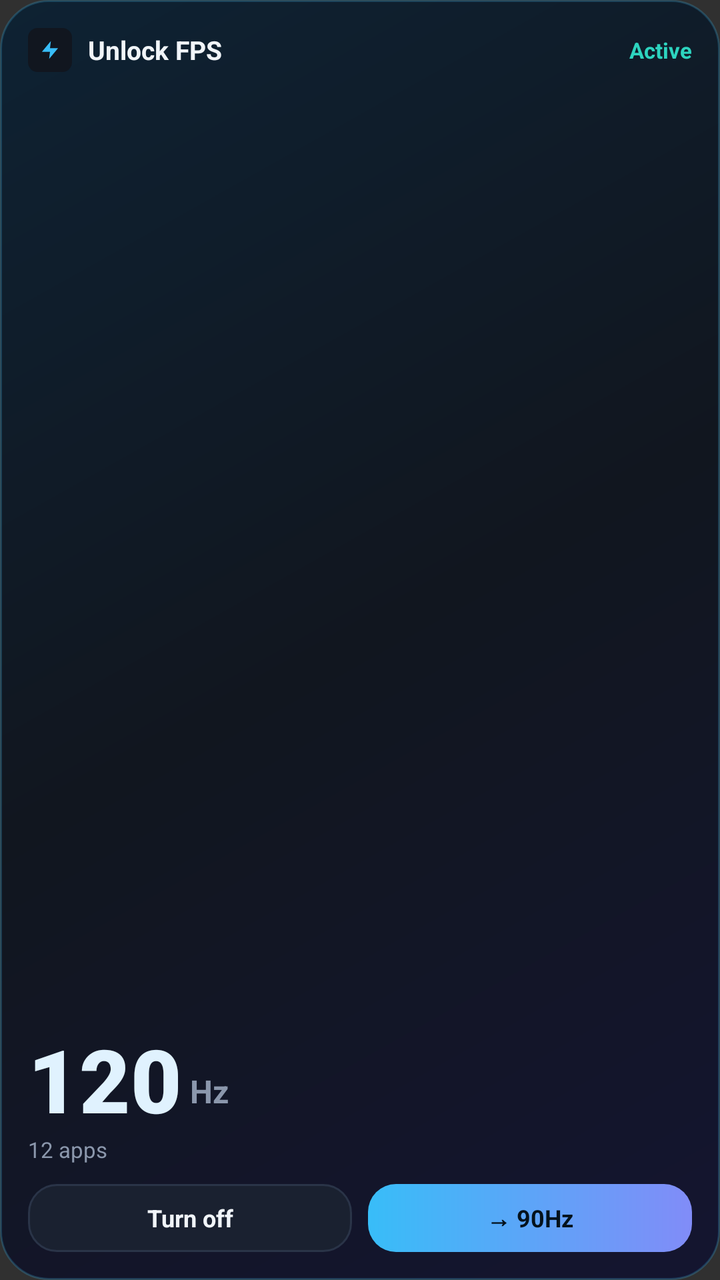
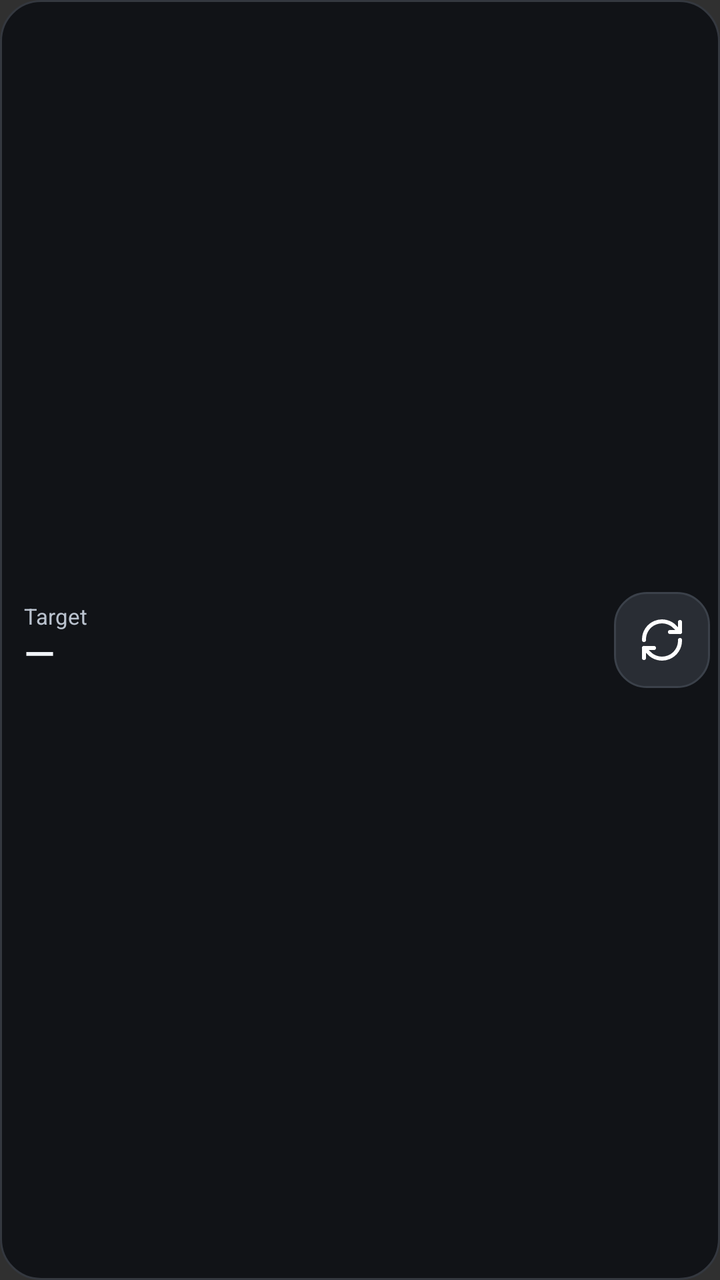

The first picture is an Android layout as it rendered before a commit; the second is the same layout after the commit. The layout source and the unified diff follow.
<!-- AndroidManifest.xml: application theme android:Theme.Material.NoActionBar -->
<!-- res/layout/widget_unlock.xml -->
<?xml version="1.0" encoding="utf-8"?>
<LinearLayout xmlns:android="http://schemas.android.com/apk/res/android"
    android:id="@+id/widget_root"
    android:layout_width="match_parent"
    android:layout_height="match_parent"
    android:orientation="vertical"
    android:padding="14dp"
    android:background="@drawable/widget_bg">

    <LinearLayout
        android:layout_width="match_parent"
        android:layout_height="wrap_content"
        android:orientation="horizontal"
        android:gravity="center_vertical">
        <ImageView
            android:layout_width="22dp"
            android:layout_height="22dp"
            android:src="@drawable/ic_launcher" />
        <TextView
            android:layout_width="0dp"
            android:layout_height="wrap_content"
            android:layout_weight="1"
            android:layout_marginStart="8dp"
            android:text="@string/app_name"
            android:textColor="#FFF1F5F9"
            android:textSize="13sp"
            android:textStyle="bold" />
        <TextView
            android:id="@+id/widget_status"
            android:layout_width="wrap_content"
            android:layout_height="wrap_content"
            android:text="@string/widget_status_on"
            android:textColor="#FF2DD4BF"
            android:textSize="11sp"
            android:textStyle="bold" />
    </LinearLayout>

    <LinearLayout
        android:layout_width="match_parent"
        android:layout_height="0dp"
        android:layout_weight="1"
        android:orientation="horizontal"
        android:gravity="bottom|start">
        <TextView
            android:id="@+id/widget_hz"
            android:layout_width="wrap_content"
            android:layout_height="wrap_content"
            android:text="120"
            android:includeFontPadding="false"
            android:fontFamily="sans-serif-black"
            android:textColor="#FFE0F2FE"
            android:textSize="44sp" />
        <TextView
            android:layout_width="wrap_content"
            android:layout_height="wrap_content"
            android:layout_marginStart="4dp"
            android:layout_marginBottom="5dp"
            android:text="Hz"
            android:textColor="#FF8B97AC"
            android:textSize="16sp"
            android:textStyle="bold" />
    </LinearLayout>

    <TextView
        android:id="@+id/widget_apps"
        android:layout_width="wrap_content"
        android:layout_height="wrap_content"
        android:text="12 apps"
        android:textColor="#FF8B97AC"
        android:textSize="11sp" />

    <LinearLayout
        android:layout_width="match_parent"
        android:layout_height="wrap_content"
        android:layout_marginTop="10dp"
        android:orientation="horizontal">
        <TextView
            android:id="@+id/widget_toggle"
            android:layout_width="0dp"
            android:layout_height="34dp"
            android:layout_weight="1"
            android:gravity="center"
            android:background="@drawable/widget_btn"
            android:text="@string/widget_turn_off"
            android:textColor="#FFF1F5F9"
            android:textSize="12sp"
            android:textStyle="bold" />
        <TextView
            android:id="@+id/widget_rate"
            android:layout_width="0dp"
            android:layout_height="34dp"
            android:layout_weight="1"
            android:layout_marginStart="8dp"
            android:gravity="center"
            android:background="@drawable/widget_btn_primary"
            android:text="→ 90Hz"
            android:textColor="#FF04121C"
            android:textSize="12sp"
            android:textStyle="bold" />
    </LinearLayout>
</LinearLayout>
<!-- resources referenced by this layout -->
<resources>
  <!-- drawable ic_launcher (drawable) -->
  <?xml version="1.0" encoding="utf-8"?>
  <vector xmlns:android="http://schemas.android.com/apk/res/android"
      android:width="108dp" android:height="108dp"
      android:viewportWidth="108" android:viewportHeight="108">
      <path android:pathData="M24,0h60a24,24 0 0 1 24,24v60a24,24 0 0 1 -24,24h-60a24,24 0 0 1 -24,-24v-60a24,24 0 0 1 24,-24z" android:fillColor="#11161F" />
      <group android:scaleX="2.2" android:scaleY="2.2" android:translateX="27.6" android:translateY="27.6">
          <path android:pathData="M13,2L3,14h9l-1,8 10,-12h-9l1,-8z" android:fillColor="#38BDF8" />
      </group>
  </vector>
  <!-- drawable widget_bg (drawable) -->
  <?xml version="1.0" encoding="utf-8"?>
  <shape xmlns:android="http://schemas.android.com/apk/res/android" android:shape="rectangle">
      <gradient android:angle="315" android:startColor="#FF0E2233" android:centerColor="#FF11161F" android:endColor="#FF141530" />
      <corners android:radius="24dp" />
      <stroke android:width="1dp" android:color="#3838BDF8" />
  </shape>
  <!-- drawable widget_btn (drawable) -->
  <?xml version="1.0" encoding="utf-8"?>
  <shape xmlns:android="http://schemas.android.com/apk/res/android" android:shape="rectangle">
      <solid android:color="#FF1A2130" />
      <corners android:radius="14dp" />
      <stroke android:width="1dp" android:color="#FF2A3448" />
  </shape>
  <!-- drawable widget_btn_primary (drawable) -->
  <?xml version="1.0" encoding="utf-8"?>
  <shape xmlns:android="http://schemas.android.com/apk/res/android" android:shape="rectangle">
      <gradient android:angle="0" android:startColor="#FF38BDF8" android:endColor="#FF818CF8" />
      <corners android:radius="14dp" />
  </shape>
  <string name="app_name">Unlock FPS</string>
  <string name="widget_status_on">Active</string>
  <string name="widget_turn_off">Turn off</string>
</resources>

<!-- the commit's change to res/layout/widget_unlock.xml (unified diff, before → after) -->
@@ -1,101 +1,19 @@
 <?xml version="1.0" encoding="utf-8"?>
 <LinearLayout xmlns:android="http://schemas.android.com/apk/res/android"
-    android:id="@+id/widget_root"
-    android:layout_width="match_parent"
-    android:layout_height="match_parent"
-    android:orientation="vertical"
-    android:padding="14dp"
-    android:background="@drawable/widget_bg">
-
-    <LinearLayout
-        android:layout_width="match_parent"
-        android:layout_height="wrap_content"
-        android:orientation="horizontal"
-        android:gravity="center_vertical">
-        <ImageView
-            android:layout_width="22dp"
-            android:layout_height="22dp"
-            android:src="@drawable/ic_launcher" />
-        <TextView
-            android:layout_width="0dp"
-            android:layout_height="wrap_content"
-            android:layout_weight="1"
-            android:layout_marginStart="8dp"
-            android:text="@string/app_name"
-            android:textColor="#FFF1F5F9"
-            android:textSize="13sp"
-            android:textStyle="bold" />
-        <TextView
-            android:id="@+id/widget_status"
-            android:layout_width="wrap_content"
-            android:layout_height="wrap_content"
-            android:text="@string/widget_status_on"
-            android:textColor="#FF2DD4BF"
-            android:textSize="11sp"
-            android:textStyle="bold" />
+    android:id="@+id/widget_root" android:layout_width="match_parent" android:layout_height="match_parent"
+    android:orientation="horizontal" android:gravity="center_vertical" android:background="@drawable/widget_bg"
+    android:paddingStart="12dp" android:paddingEnd="5dp">
+    <LinearLayout android:layout_width="0dp" android:layout_weight="1" android:layout_height="wrap_content"
+        android:orientation="vertical">
+        <TextView android:id="@+id/widget_target" android:layout_width="match_parent" android:layout_height="wrap_content"
+            android:text="@string/widget_target" android:textSize="11sp" android:textColor="#BAC2CE"/>
+        <TextView android:id="@+id/widget_hz" android:layout_width="match_parent" android:layout_height="wrap_content"
+            android:text="—" android:textSize="20sp" android:fontFamily="sans-serif-medium"
+            android:includeFontPadding="false" android:maxLines="1" android:textColor="#F2F5F9"
+            android:autoSizeTextType="uniform" android:autoSizeMinTextSize="11sp" android:autoSizeMaxTextSize="20sp"
+            android:autoSizeStepGranularity="1sp"/>
     </LinearLayout>
-
-    <LinearLayout
-        android:layout_width="match_parent"
-        android:layout_height="0dp"
-        android:layout_weight="1"
-        android:orientation="horizontal"
-        android:gravity="bottom|start">
-        <TextView
-            android:id="@+id/widget_hz"
-            android:layout_width="wrap_content"
-            android:layout_height="wrap_content"
-            android:text="120"
-            android:includeFontPadding="false"
-            android:fontFamily="sans-serif-black"
-            android:textColor="#FFE0F2FE"
-            android:textSize="44sp" />
-        <TextView
-            android:layout_width="wrap_content"
-            android:layout_height="wrap_content"
-            android:layout_marginStart="4dp"
-            android:layout_marginBottom="5dp"
-            android:text="Hz"
-            android:textColor="#FF8B97AC"
-            android:textSize="16sp"
-            android:textStyle="bold" />
-    </LinearLayout>
-
-    <TextView
-        android:id="@+id/widget_apps"
-        android:layout_width="wrap_content"
-        android:layout_height="wrap_content"
-        android:text="12 apps"
-        android:textColor="#FF8B97AC"
-        android:textSize="11sp" />
-
-    <LinearLayout
-        android:layout_width="match_parent"
-        android:layout_height="wrap_content"
-        android:layout_marginTop="10dp"
-        android:orientation="horizontal">
-        <TextView
-            android:id="@+id/widget_toggle"
-            android:layout_width="0dp"
-            android:layout_height="34dp"
-            android:layout_weight="1"
-            android:gravity="center"
-            android:background="@drawable/widget_btn"
-            android:text="@string/widget_turn_off"
-            android:textColor="#FFF1F5F9"
-            android:textSize="12sp"
-            android:textStyle="bold" />
-        <TextView
-            android:id="@+id/widget_rate"
-            android:layout_width="0dp"
-            android:layout_height="34dp"
-            android:layout_weight="1"
-            android:layout_marginStart="8dp"
-            android:gravity="center"
-            android:background="@drawable/widget_btn_primary"
-            android:text="→ 90Hz"
-            android:textColor="#FF04121C"
-            android:textSize="12sp"
-            android:textStyle="bold" />
-    </LinearLayout>
+    <ImageButton android:id="@+id/widget_reapply" android:layout_width="48dp" android:layout_height="48dp"
+        android:padding="12dp" android:scaleType="fitCenter" android:src="@drawable/ui_refresh"
+        android:background="@drawable/widget_btn" android:contentDescription="@string/widget_reapply"/>
 </LinearLayout>
<!-- resource entries referenced after the edit -->
@@ -1,37 +1,34 @@
 <!-- resources referenced by this layout -->
 <resources>
-  <!-- drawable ic_launcher (drawable) -->
+  <!-- drawable ui_refresh (drawable) -->
   <?xml version="1.0" encoding="utf-8"?>
   <vector xmlns:android="http://schemas.android.com/apk/res/android"
-      android:width="108dp" android:height="108dp"
-      android:viewportWidth="108" android:viewportHeight="108">
-      <path android:pathData="M24,0h60a24,24 0 0 1 24,24v60a24,24 0 0 1 -24,24h-60a24,24 0 0 1 -24,-24v-60a24,24 0 0 1 24,-24z" android:fillColor="#11161F" />
-      <group android:scaleX="2.2" android:scaleY="2.2" android:translateX="27.6" android:translateY="27.6">
-          <path android:pathData="M13,2L3,14h9l-1,8 10,-12h-9l1,-8z" android:fillColor="#38BDF8" />
-      </group>
+      android:width="24dp" android:height="24dp"
+      android:viewportWidth="24" android:viewportHeight="24">
+      <path android:pathData="M21,12a9,9 0 0,1 -15.74,6.26L3,16" android:strokeColor="#FFFFFF" android:strokeWidth="2"
+          android:strokeLineCap="round" android:strokeLineJoin="round" />
+      <path android:pathData="M3,21v-5h5" android:strokeColor="#FFFFFF" android:strokeWidth="2"
+          android:strokeLineCap="round" android:strokeLineJoin="round" />
+      <path android:pathData="M3,12a9,9 0 0,1 15.74,-6.26L21,8" android:strokeColor="#FFFFFF" android:strokeWidth="2"
+          android:strokeLineCap="round" android:strokeLineJoin="round" />
+      <path android:pathData="M21,3v5h-5" android:strokeColor="#FFFFFF" android:strokeWidth="2"
+          android:strokeLineCap="round" android:strokeLineJoin="round" />
   </vector>
   <!-- drawable widget_bg (drawable) -->
   <?xml version="1.0" encoding="utf-8"?>
   <shape xmlns:android="http://schemas.android.com/apk/res/android" android:shape="rectangle">
-      <gradient android:angle="315" android:startColor="#FF0E2233" android:centerColor="#FF11161F" android:endColor="#FF141530" />
-      <corners android:radius="24dp" />
-      <stroke android:width="1dp" android:color="#3838BDF8" />
+      <solid android:color="#111317" />
+      <corners android:radius="20dp" />
+      <stroke android:width="1dp" android:color="#34383F" />
   </shape>
   <!-- drawable widget_btn (drawable) -->
   <?xml version="1.0" encoding="utf-8"?>
   <shape xmlns:android="http://schemas.android.com/apk/res/android" android:shape="rectangle">
-      <solid android:color="#FF1A2130" />
-      <corners android:radius="14dp" />
-      <stroke android:width="1dp" android:color="#FF2A3448" />
+      <solid android:color="#FF292D34" />
+      <corners android:radius="16dp" />
+      <stroke android:width="1dp" android:color="#FF3B414A" />
   </shape>
-  <!-- drawable widget_btn_primary (drawable) -->
-  <?xml version="1.0" encoding="utf-8"?>
-  <shape xmlns:android="http://schemas.android.com/apk/res/android" android:shape="rectangle">
-      <gradient android:angle="0" android:startColor="#FF38BDF8" android:endColor="#FF818CF8" />
-      <corners android:radius="14dp" />
-  </shape>
-  <string name="app_name">Unlock FPS</string>
-  <string name="widget_status_on">Active</string>
-  <string name="widget_turn_off">Turn off</string>
+  <string name="widget_reapply">Reapply</string>
+  <string name="widget_target">Target</string>
 </resources>
 
